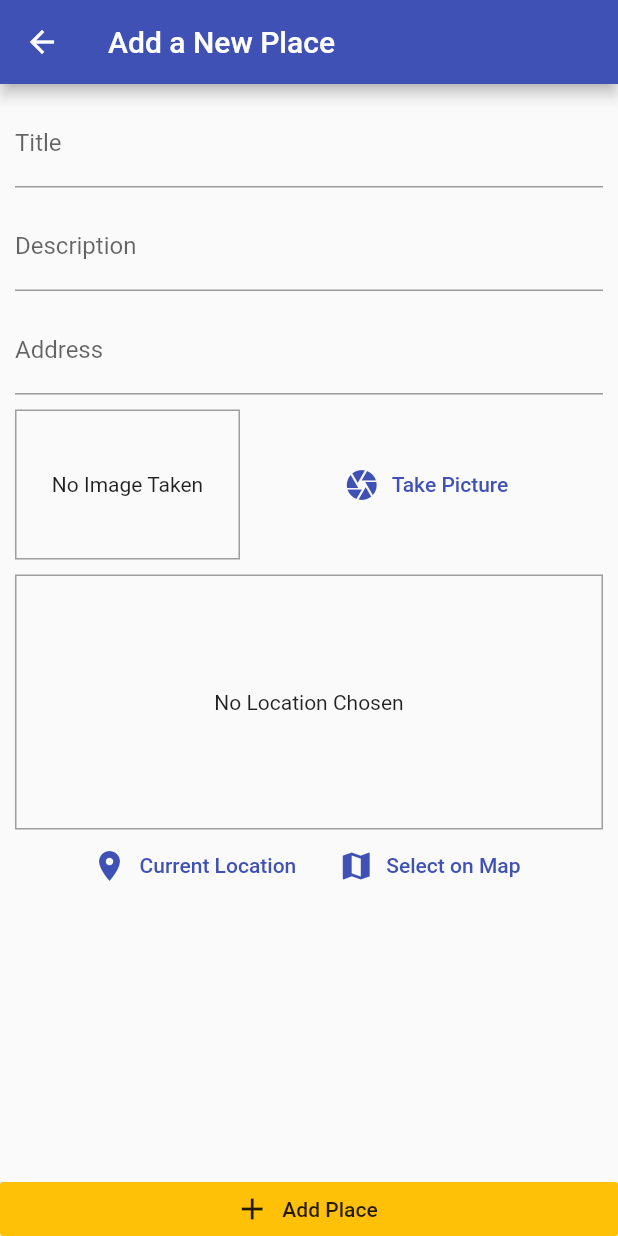
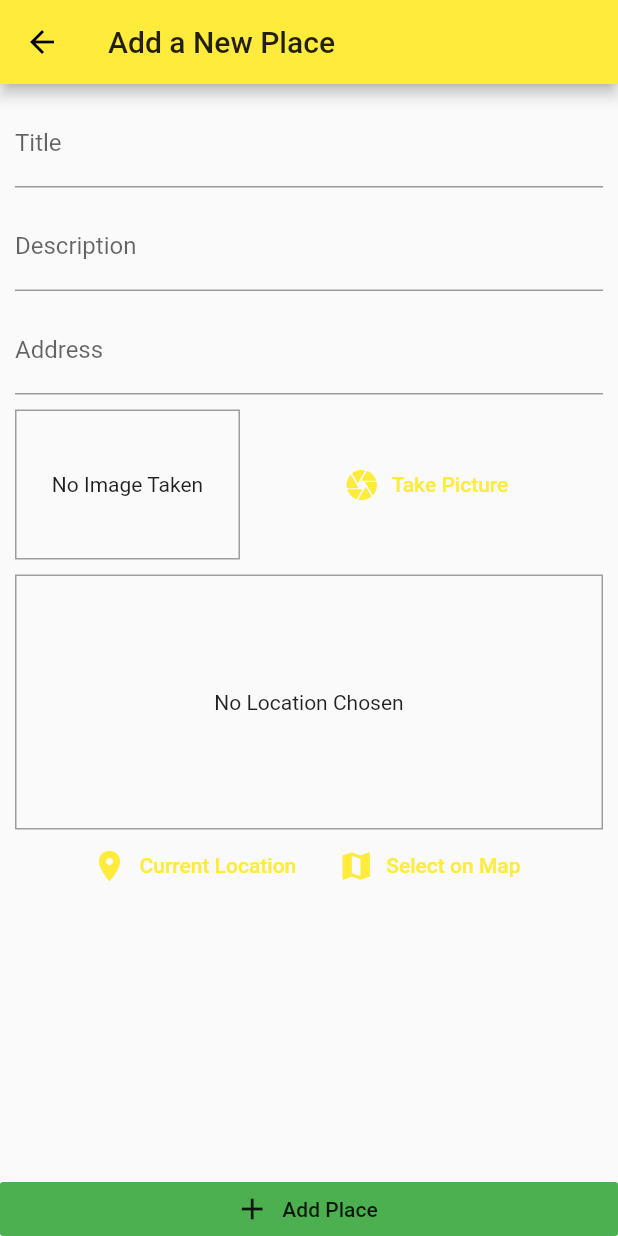
Before and after one commit to vishwaaa-kumar/loca_note, a Flutter app: the screen it shows after launch, after a tap on the "add" icon, on a phone screen of 412 x 824 dp. Run offline on Flutter 3.47's test engine with Material 2 defaults, Android fonts, the phone set to English and light mode, and no system bars; our stand-ins replace google_maps_flutter, image_picker, location, sqflite; accounts and stored records are empty.

Commit message:
Update main.dart

```diff
--- a/lib/main.dart
+++ b/lib/main.dart
@@ -16,8 +16,8 @@ class MyApp extends StatelessWidget {
       child: MaterialApp(
         title: 'Loca Note',
         theme: ThemeData(
-        primarySwatch: Colors.indigo,
-        accentColor: Colors.amber,
+        primarySwatch: Colors.yellow,
+        accentColor: Colors.green,
         ),
        home: PlacesListScreen(),
        routes: {
```
